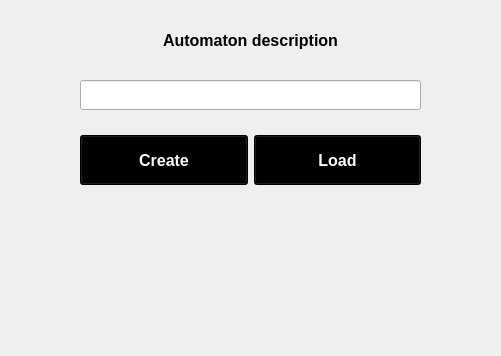
First picture: the form in src/startup.ui, repository Matko223/ICP, before the edit; both pictures show x 150 to 651 and y 244 to 600 of the 800 by 600 pixel window.
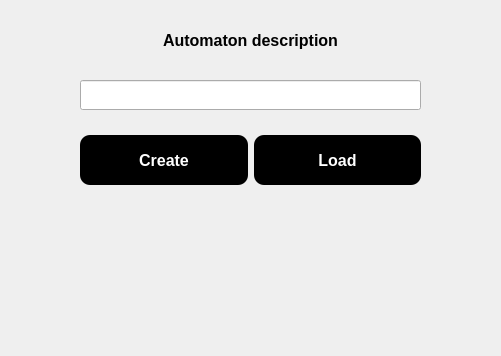
Second picture: the form after the edit.

Commit message: buttons handling, update transition highlight, add input dropdown and value array, add output array, fix ui

```diff
--- a/src/startup.ui
+++ b/src/startup.ui
@@ -110,6 +110,7 @@
           <property name="font">
            <font>
             <pointsize>12</pointsize>
+            <weight>75</weight>
             <bold>true</bold>
            </font>
           </property>
@@ -117,6 +118,7 @@
            <string notr="true">QPushButton {
     background-color: rgb(0, 0, 0);
     color: rgb(255, 255, 255);
+	border-radius: 10px;
 }
 QPushButton:hover {
     background-color: rgb(105, 105, 105);
@@ -139,6 +141,7 @@
           <property name="font">
            <font>
             <pointsize>12</pointsize>
+            <weight>75</weight>
             <bold>true</bold>
            </font>
           </property>
@@ -146,6 +149,7 @@
            <string notr="true">QPushButton {
     background-color: rgb(0, 0, 0);
     color: rgb(255, 255, 255);
+	border-radius: 10px;
 }
 QPushButton:hover {
     background-color: rgb(105, 105, 105);
```
Left out of the diff: 6 changed lines with no effect on the pictures. The commit also changes 6 other files.
